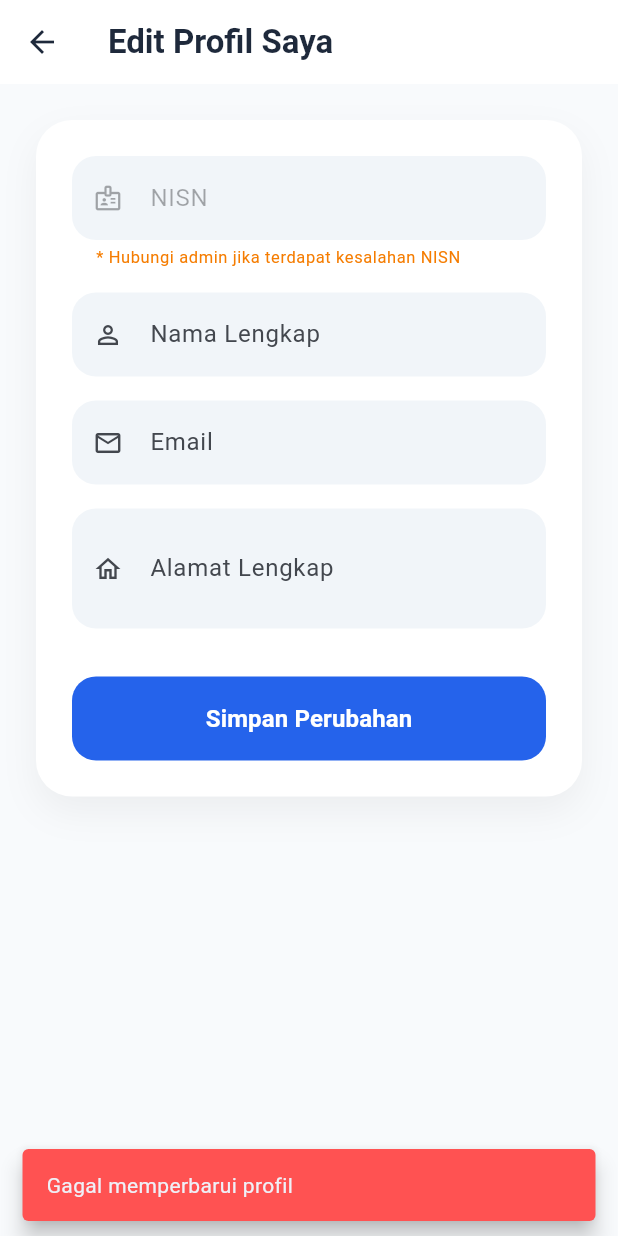
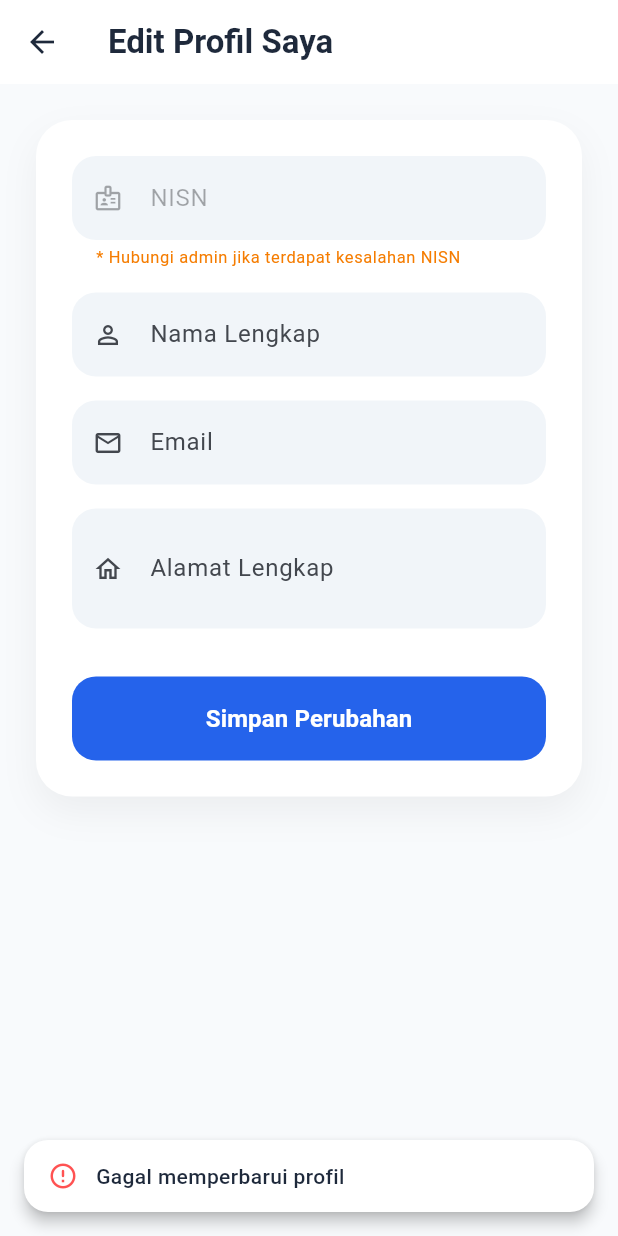
Before and after one commit to ahmadHaikal0010/flutter-monitoring-belajar-smk2, a Flutter app: the ProfileScreen screen opened directly, after a tap on "Simpan Perubahan", on a phone screen of 412 x 824 dp. Run offline on Flutter 3.47's test engine with Material 3 defaults, Android fonts, the phone set to English and light mode, and no system bars; our stand-ins replace device_info_plus, dio, shared_preferences; accounts and stored records are empty.

Commit message:
Implement SnackBarHelper utility and refactor authentication screens to use consistent snackbar notifications

```diff
--- /dev/null
+++ b/lib/core/utils/snack_bar_helper.dart
@@ -0,0 +1,43 @@
+import 'package:flutter/material.dart';
+
+class SnackBarHelper {
+  static void show({
+    required BuildContext context,
+    required String message,
+    bool isError = false,
+  }) {
+    ScaffoldMessenger.of(context).hideCurrentSnackBar();
+    ScaffoldMessenger.of(context).showSnackBar(
+      SnackBar(
+        content: Row(
+          children: [
+            Icon(
+              isError ? Icons.error_outline_rounded : Icons.check_circle_outline_rounded,
+              color: isError ? Colors.redAccent : Colors.green,
+              size: 20,
+            ),
+            const SizedBox(width: 12),
+            Expanded(
+              child: Text(
+                message,
+                style: const TextStyle(
+                  color: Color(0xFF1E293B),
+                  fontSize: 14,
+                  fontWeight: FontWeight.w500,
+                ),
+              ),
+            ),
+          ],
+        ),
+        backgroundColor: Colors.white,
+        behavior: SnackBarBehavior.floating,
+        elevation: 4,
+        margin: const EdgeInsets.all(16),
+        shape: RoundedRectangleBorder(
+          borderRadius: BorderRadius.circular(16),
+        ),
+        duration: const Duration(seconds: 3),
+      ),
+    );
+  }
+}
--- a/lib/presentation/auth/profile_screen.dart
+++ b/lib/presentation/auth/profile_screen.dart
@@ -1,5 +1,6 @@
 import 'package:flutter/material.dart';
 import 'package:provider/provider.dart';
+import '../../core/utils/snack_bar_helper.dart';
 import '../../logic/providers/auth_provider.dart';
 
 class ProfileScreen extends StatefulWidget {
@@ -36,23 +37,18 @@ class _ProfileScreenState extends State<ProfileScreen> {
 
     if (success) {
       if (mounted) {
-        ScaffoldMessenger.of(context).showSnackBar(
-          const SnackBar(
-            content: Text('Profil berhasil diperbarui!'),
-            backgroundColor: Colors.green,
-            behavior: SnackBarBehavior.floating,
-          ),
+        SnackBarHelper.show(
+          context: context,
+          message: 'Profil berhasil diperbarui!',
         );
         Navigator.pop(context);
       }
     } else {
       if (mounted) {
-        ScaffoldMessenger.of(context).showSnackBar(
-          SnackBar(
-            content: Text(authProvider.errorMessage ?? 'Gagal memperbarui profil'),
-            backgroundColor: Colors.redAccent,
-            behavior: SnackBarBehavior.floating,
-          ),
+        SnackBarHelper.show(
+          context: context,
+          message: authProvider.errorMessage ?? 'Gagal memperbarui profil',
+          isError: true,
         );
       }
     }
```
Also changed, not shown: lib/presentation/auth/login_screen.dart (+8 -12 lines), lib/presentation/auth/register_screen.dart (+8 -12 lines).
